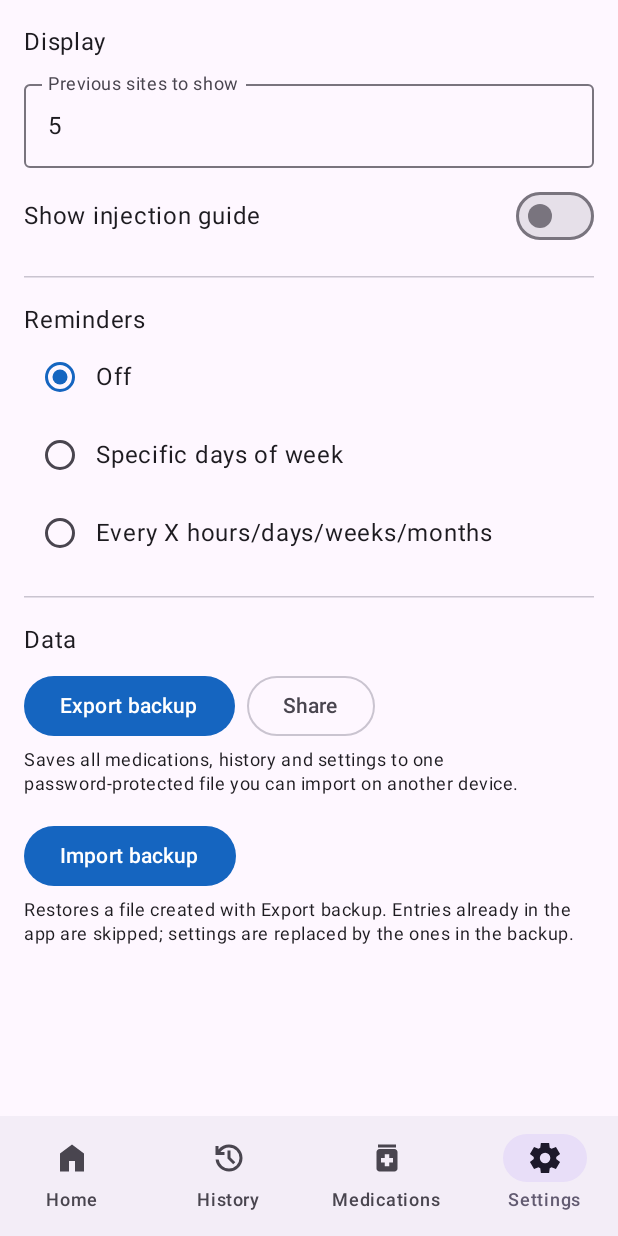
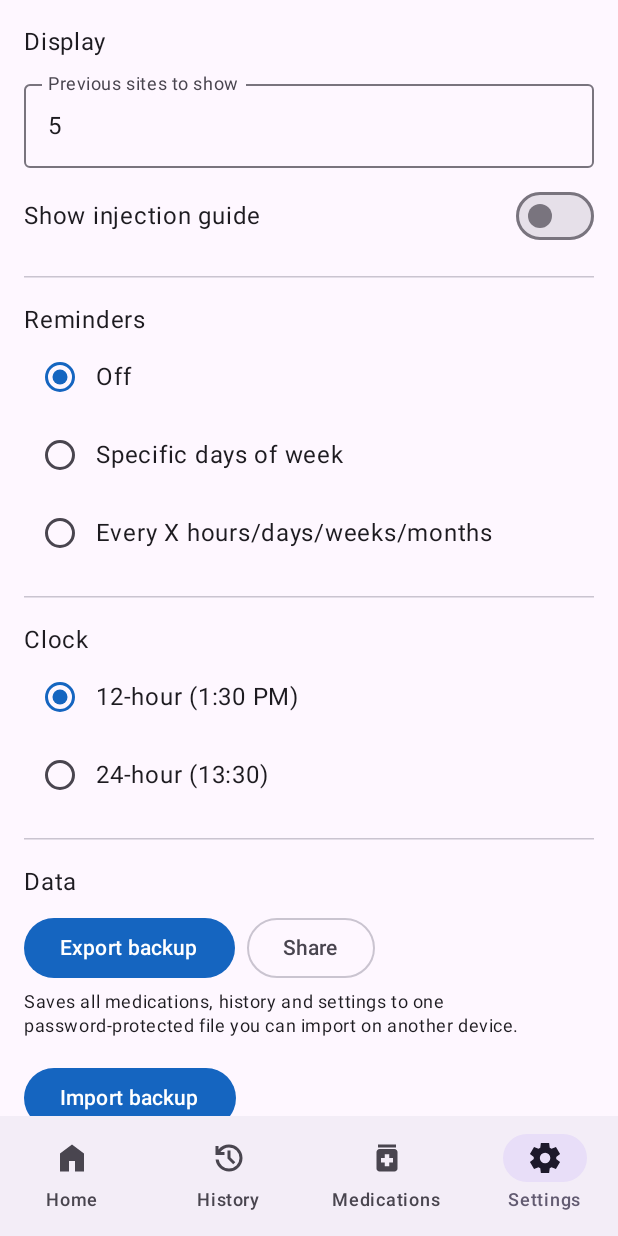
Before and after one commit to SuncanStilinovic/dosetrack, an Android app built with Jetpack Compose: the SettingsScreen screen opened through its navigation route, on a phone screen of 412 x 824 dp. Run offline under Robolectric (Android 15) with nearby library versions, the phone set to English and light mode, and no system bars; our stand-ins replace Room's generated code.

Commit message:
Add 12/24h clock option.

```diff
--- a/app/src/main/java/com/dosetrack/data/repository/SettingsRepository.kt
+++ b/app/src/main/java/com/dosetrack/data/repository/SettingsRepository.kt
@@ -31,6 +31,7 @@ class SettingsRepository(private val context: Context) {
         val REMINDER_INTERVAL_VALUE = intPreferencesKey("reminder_interval_value")
         val REMINDER_INTERVAL_UNIT = stringPreferencesKey("reminder_interval_unit")
         val REMINDER_START_AT = longPreferencesKey("reminder_start_at")
+        val USE_24_HOUR_CLOCK = booleanPreferencesKey("use_24_hour_clock")
     }
 
     /** Stable fallback anchor so an unsaved interval start doesn't drift on every emission. */
@@ -55,6 +56,7 @@ class SettingsRepository(private val context: Context) {
                 startAt = prefs[Keys.REMINDER_START_AT]?.let { Instant.ofEpochMilli(it) }
                     ?: defaultStartAt,
             ),
+            use24HourClock = prefs[Keys.USE_24_HOUR_CLOCK],
         )
     }
 
@@ -64,6 +66,10 @@ class SettingsRepository(private val context: Context) {
 
     suspend fun updateShowInjectionGuide(show: Boolean) {
         context.dataStore.edit { it[Keys.SHOW_GUIDE] = show }
+    }
+
+    suspend fun updateUse24HourClock(use24Hour: Boolean) {
+        context.dataStore.edit { it[Keys.USE_24_HOUR_CLOCK] = use24Hour }
     }
 
     suspend fun updateReminderConfig(config: ReminderConfig) {
--- a/app/src/main/java/com/dosetrack/data/settings/AppSettings.kt
+++ b/app/src/main/java/com/dosetrack/data/settings/AppSettings.kt
@@ -4,6 +4,8 @@ data class AppSettings(
     val siteHistoryCount: Int = 5,
     val showInjectionGuide: Boolean = false,
     val reminderConfig: ReminderConfig = ReminderConfig(),
+    /** True for a 24-hour clock, false for 12-hour; null until the user picks one (follow the device). */
+    val use24HourClock: Boolean? = null,
 ) {
     companion object {
         val SITE_HISTORY_RANGE = 0..100
--- a/app/src/main/java/com/dosetrack/export/CsvExporter.kt
+++ b/app/src/main/java/com/dosetrack/export/CsvExporter.kt
@@ -53,6 +53,7 @@ object CsvExporter {
         const val REMINDER_INTERVAL_VALUE = "reminder_interval_value"
         const val REMINDER_INTERVAL_UNIT = "reminder_interval_unit"
         const val REMINDER_START_AT = "reminder_start_at"
+        const val USE_24_HOUR_CLOCK = "use_24_hour_clock"
     }
 
     private val dateFormatter = DateTimeFormatter.ofPattern("yyyy-MM-dd")
@@ -121,7 +122,9 @@ object CsvExporter {
             SettingKeys.REMINDER_INTERVAL_VALUE to reminder.intervalValue.toString(),
             SettingKeys.REMINDER_INTERVAL_UNIT to reminder.intervalUnit.name,
             SettingKeys.REMINDER_START_AT to reminder.startAt.toString(),
-        ).forEach { (key, value) -> row(listOf(key, value)) }
+            // Left out while unset, so a restore keeps following the target device's clock.
+            settings.use24HourClock?.let { SettingKeys.USE_24_HOUR_CLOCK to it.toString() },
+        ).filterNotNull().forEach { (key, value) -> row(listOf(key, value)) }
     }
 
     private fun yesNo(value: Boolean) = if (value) "Yes" else "No"
--- a/app/src/main/java/com/dosetrack/export/CsvImporter.kt
+++ b/app/src/main/java/com/dosetrack/export/CsvImporter.kt
@@ -192,6 +192,7 @@ object CsvImporter {
                     ?.takeIf { DataRules.isValidReminderStart(it, now) }
                     ?: reminderDefaults.startAt,
             ),
+            use24HourClock = values[SettingKeys.USE_24_HOUR_CLOCK]?.toBooleanStrictOrNull(),
         )
     }
 
--- a/app/src/main/java/com/dosetrack/export/HistoryImporter.kt
+++ b/app/src/main/java/com/dosetrack/export/HistoryImporter.kt
@@ -47,6 +47,7 @@ class HistoryImporter(
         parsed.settings?.let { settings ->
             settingsRepository.updateSiteHistoryCount(settings.siteHistoryCount)
             settingsRepository.updateShowInjectionGuide(settings.showInjectionGuide)
+            settings.use24HourClock?.let { settingsRepository.updateUse24HourClock(it) }
             val reminder = settings.reminderConfig
             settingsRepository.updateReminderConfig(reminder)
             alarmScheduler.scheduleNext(reminder)
--- a/app/src/main/java/com/dosetrack/ui/MainActivity.kt
+++ b/app/src/main/java/com/dosetrack/ui/MainActivity.kt
@@ -19,6 +19,7 @@ import androidx.navigation.NavDestination.Companion.hierarchy
 import androidx.navigation.NavGraph.Companion.findStartDestination
 import androidx.navigation.compose.currentBackStackEntryAsState
 import androidx.navigation.compose.rememberNavController
+import com.dosetrack.ui.common.ProvideClockFormat
 import com.dosetrack.ui.navigation.DoseTrackNavHost
 import com.dosetrack.ui.navigation.topLevelTabs
 import com.dosetrack.ui.theme.DoseTrackTheme
@@ -29,6 +30,7 @@ class MainActivity : ComponentActivity() {
         enableEdgeToEdge()
         setContent {
             DoseTrackTheme {
+                ProvideClockFormat {
                     Surface(modifier = Modifier.fillMaxSize()) {
                         val navController = rememberNavController()
                         val backStackEntry by navController.currentBackStackEntryAsState()
@@ -74,3 +76,4 @@ class MainActivity : ComponentActivity() {
             }
         }
     }
+}
--- /dev/null
+++ b/app/src/main/java/com/dosetrack/ui/common/ClockFormat.kt
@@ -0,0 +1,30 @@
+package com.dosetrack.ui.common
+
+import android.text.format.DateFormat
+import androidx.compose.runtime.Composable
+import androidx.compose.runtime.CompositionLocalProvider
+import androidx.compose.runtime.collectAsState
+import androidx.compose.runtime.compositionLocalOf
+import androidx.compose.runtime.getValue
+import androidx.compose.runtime.remember
+import androidx.compose.ui.platform.LocalContext
+import com.dosetrack.di.appContainer
+import kotlinx.coroutines.flow.distinctUntilChanged
+import kotlinx.coroutines.flow.map
+
+/** Whether times are shown and picked on a 24-hour clock (true) or a 12-hour clock (false). */
+val LocalUse24HourClock = compositionLocalOf { false }
+
+/** Provides [LocalUse24HourClock] from settings, following the device's clock until the user picks one. */
+@Composable
+fun ProvideClockFormat(content: @Composable () -> Unit) {
+    val context = LocalContext.current
+    val choiceFlow = remember(context) {
+        context.appContainer().settingsRepository.settingsFlow
+            .map { it.use24HourClock }
+            .distinctUntilChanged()
+    }
+    val choice by choiceFlow.collectAsState(initial = null)
+    val use24Hour = choice ?: DateFormat.is24HourFormat(context)
+    CompositionLocalProvider(LocalUse24HourClock provides use24Hour, content = content)
+}
--- a/app/src/main/java/com/dosetrack/ui/common/DateTimePickerField.kt
+++ b/app/src/main/java/com/dosetrack/ui/common/DateTimePickerField.kt
@@ -43,10 +43,11 @@ fun DateTimePickerField(
     var showTimePicker by remember { mutableStateOf(false) }
     var pendingDateMillis by remember { mutableStateOf<Long?>(null) }
     val zone = ZoneId.systemDefault()
+    val use24Hour = LocalUse24HourClock.current
 
     Box(modifier = modifier.fillMaxWidth()) {
         OutlinedTextField(
-            value = value.toDisplayString(),
+            value = value.toDisplayString(use24Hour),
             onValueChange = {},
             readOnly = true,
             label = { Text("Date & time") },
@@ -102,7 +103,7 @@ fun DateTimePickerField(
         val timePickerState = rememberTimePickerState(
             initialHour = existing.hour,
             initialMinute = existing.minute,
-            is24Hour = false,
+            is24Hour = use24Hour,
         )
         AlertDialog(
             onDismissRequest = { showTimePicker = false },
--- a/app/src/main/java/com/dosetrack/ui/history/HistoryScreen.kt
+++ b/app/src/main/java/com/dosetrack/ui/history/HistoryScreen.kt
@@ -29,6 +29,7 @@ import androidx.lifecycle.viewmodel.compose.viewModel
 import com.dosetrack.data.model.InjectionWithMedication
 import com.dosetrack.di.appContainer
 import com.dosetrack.ui.common.ConfirmDeleteDialog
+import com.dosetrack.ui.common.LocalUse24HourClock
 import com.dosetrack.util.toDisplayString
 import androidx.compose.ui.res.painterResource
 import com.dosetrack.R
@@ -102,7 +103,7 @@ private fun HistoryRow(
             HistoryItemThumbnail(entry = entry)
 
             Column(modifier = Modifier.weight(1f).padding(start = 12.dp)) {
-                Text(entry.injection.timestamp.toDisplayString())
+                Text(entry.injection.timestamp.toDisplayString(LocalUse24HourClock.current))
                 entry.medication?.let { medication ->
                     Text("${medication.name} (${medication.dosageLabel})")
                 }
--- a/app/src/main/java/com/dosetrack/ui/settings/SettingsScreen.kt
+++ b/app/src/main/java/com/dosetrack/ui/settings/SettingsScreen.kt
@@ -12,14 +12,17 @@ import androidx.compose.foundation.layout.fillMaxSize
 import androidx.compose.foundation.layout.fillMaxWidth
 import androidx.compose.foundation.layout.padding
 import androidx.compose.foundation.rememberScrollState
+import androidx.compose.foundation.selection.selectable
 import androidx.compose.foundation.text.KeyboardOptions
 import androidx.compose.foundation.verticalScroll
 import androidx.compose.material3.AlertDialog
 import androidx.compose.material3.Button
 import androidx.compose.material3.HorizontalDivider
 import androidx.compose.material3.MaterialTheme
+import androidx.compose.material3.minimumInteractiveComponentSize
 import androidx.compose.material3.OutlinedButton
 import androidx.compose.material3.OutlinedTextField
+import androidx.compose.material3.RadioButton
 import androidx.compose.material3.Switch
 import androidx.compose.material3.Text
 import androidx.compose.material3.TextButton
@@ -34,6 +37,7 @@ import androidx.compose.runtime.setValue
 import androidx.compose.ui.Alignment
 import androidx.compose.ui.Modifier
 import androidx.compose.ui.platform.LocalContext
+import androidx.compose.ui.semantics.Role
 import androidx.compose.ui.text.input.KeyboardType
 import androidx.compose.ui.unit.dp
 import androidx.core.net.toUri
@@ -46,6 +50,7 @@ import com.dosetrack.di.appContainer
 import com.dosetrack.export.BackupCrypto
 import com.dosetrack.export.ImportResult
 import com.dosetrack.export.ShareIntentFactory
+import com.dosetrack.ui.common.LocalUse24HourClock
 import com.dosetrack.util.PermissionUtils
 
 @Composable
@@ -149,6 +154,21 @@ fun SettingsScreen(
 
         HorizontalDivider(modifier = Modifier.padding(vertical = 16.dp))
 
+        Text("Clock")
+        val use24Hour = LocalUse24HourClock.current
+        ClockFormatRow(
+            label = "12-hour (1:30 PM)",
+            selected = !use24Hour,
+            onClick = { viewModel.updateUse24HourClock(false) },
+        )
+        ClockFormatRow(
+            label = "24-hour (13:30)",
+            selected = use24Hour,
+            onClick = { viewModel.updateUse24HourClock(true) },
+        )
+
+        HorizontalDivider(modifier = Modifier.padding(vertical = 16.dp))
+
         Text("Data")
         val isExporting = exportState is ExportUiState.Running
         Row(modifier = Modifier.padding(top = 8.dp), verticalAlignment = Alignment.CenterVertically) {
@@ -226,6 +246,21 @@ fun SettingsScreen(
     }
 }
 
+@Composable
+private fun ClockFormatRow(label: String, selected: Boolean, onClick: () -> Unit) {
+    // Same layout as the reminder mode rows above, so the two sections line up.
+    Row(
+        modifier = Modifier
+            .fillMaxWidth()
+            .selectable(selected = selected, onClick = onClick, role = Role.RadioButton)
+            .padding(vertical = 2.dp),
+        verticalAlignment = Alignment.CenterVertically,
+    ) {
+        RadioButton(selected = selected, onClick = null, modifier = Modifier.minimumInteractiveComponentSize())
+        Text(label)
+    }
+}
+
 private enum class ExportTarget { SAVE, SHARE }
 
 /** Broad on purpose: .dtbackup is reported as octet-stream, and providers label .csv files inconsistently. */
--- a/app/src/main/java/com/dosetrack/ui/settings/SettingsViewModel.kt
+++ b/app/src/main/java/com/dosetrack/ui/settings/SettingsViewModel.kt
@@ -57,6 +57,10 @@ class SettingsViewModel(
 
     fun updateShowInjectionGuide(show: Boolean) {
         viewModelScope.launch { settingsRepository.updateShowInjectionGuide(show) }
+    }
+
+    fun updateUse24HourClock(use24Hour: Boolean) {
+        viewModelScope.launch { settingsRepository.updateUse24HourClock(use24Hour) }
     }
 
     fun updateReminderConfig(config: ReminderConfig) {
```
Also changed, not shown: app/src/main/java/com/dosetrack/ui/settings/ReminderConfigSection.kt (+5 -2 lines), app/src/main/java/com/dosetrack/util/DateTimeFormatting.kt (+15 -4 lines), 1 other file. Lines whose indentation alone changed are shown as unchanged.
